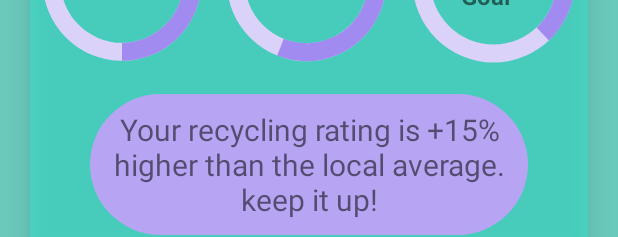
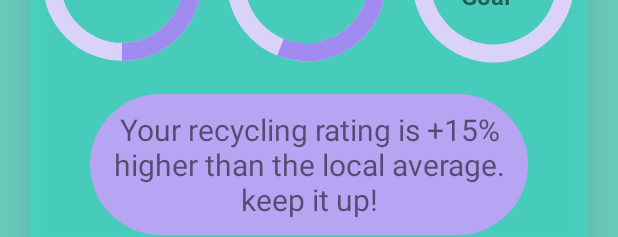
Before and after one commit to jezaet/app, an Android app: the layout fragment_home.xml on its own in the app's theme, with its tools: preview values and no code run, on a phone screen of 412 x 824 dp. Shown: the top 237 px of the screen. Run offline under Robolectric (Android 15) with nearby library versions, the phone set to English and light mode, and no system bars.

Commit message:
error fix

```diff
--- a/app/src/main/res/layout/fragment_home.xml
+++ b/app/src/main/res/layout/fragment_home.xml
@@ -171,7 +171,7 @@
                             android:layout_height="150dp"
                             android:layout_weight="1"
                             android:indeterminateOnly="false"
-                            android:max="100"
+                            android:max="200"
                             android:progress="38"
                             android:progressDrawable="@drawable/my_progressbar"
                             android:rotation="-90"
```
Also changed, not shown: app/src/main/java/com/example/greenrover/HomeFragment.java (+9 -2 lines).
